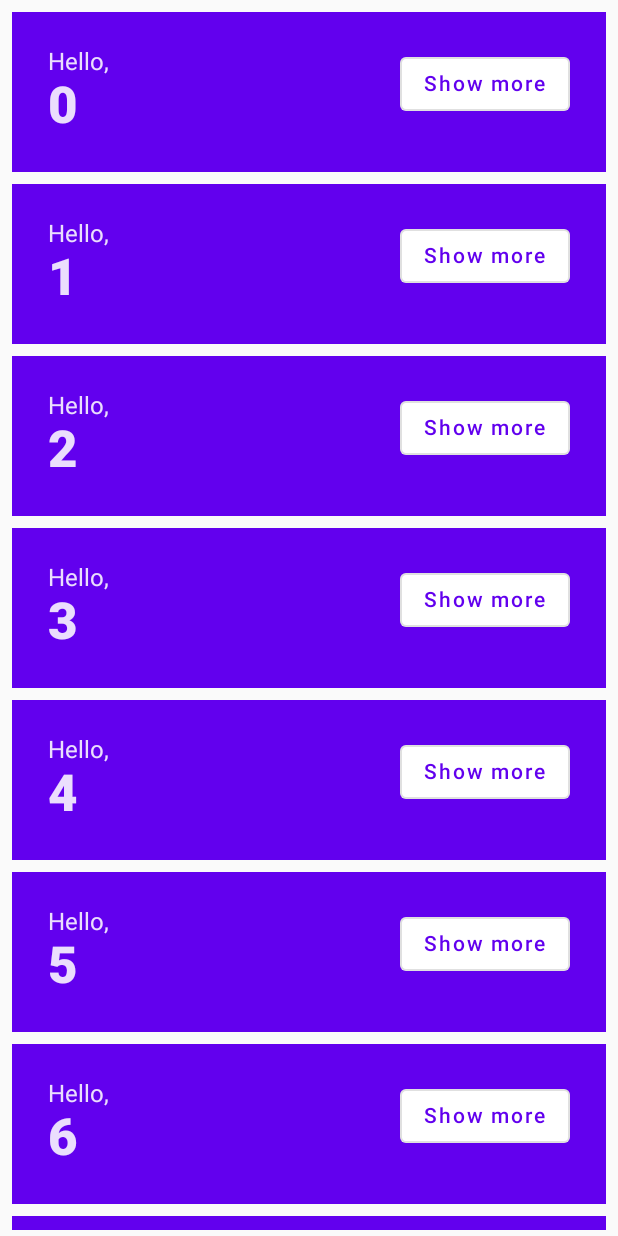
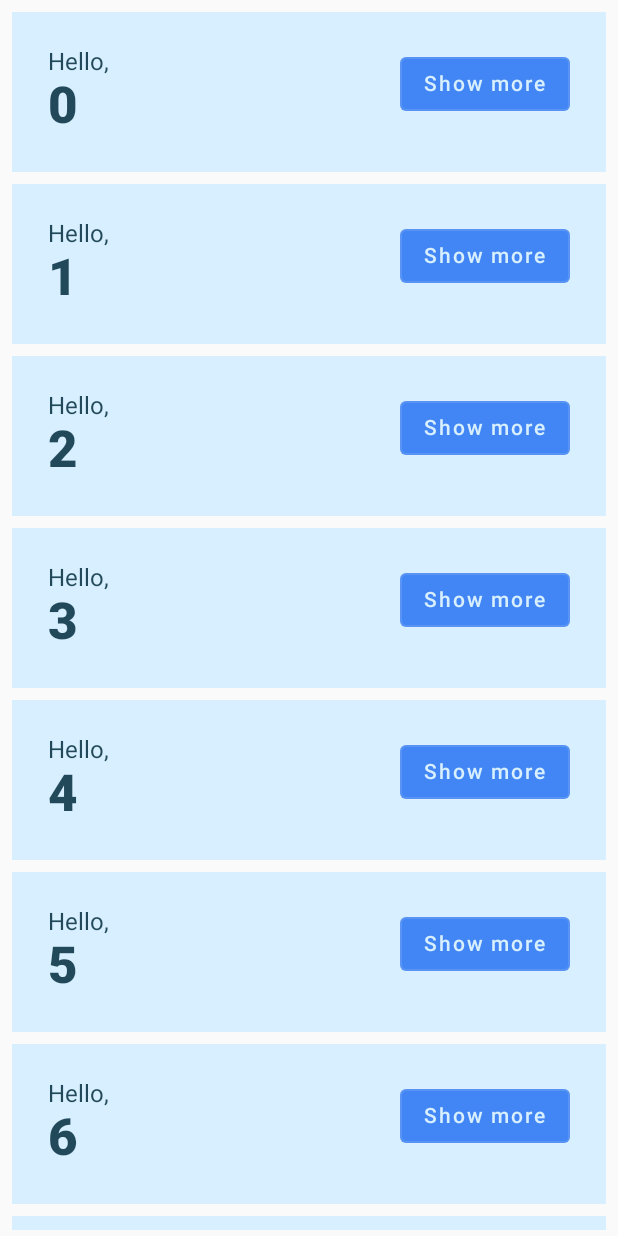
Before and after one commit to EleoXDA/JComposeBasics_KT, an Android app built with Jetpack Compose: the screen it shows after launch (MainActivity), after a tap on "Continue", on a phone screen of 412 x 824 dp. Run offline under Robolectric (Android 15) with nearby library versions, the phone set to English and light mode, and no system bars.

Commit message:
Change color styling in light/night modes

```diff
--- a/app/src/main/java/eu/eleo/jcomposebasics/MainActivity.kt
+++ b/app/src/main/java/eu/eleo/jcomposebasics/MainActivity.kt
@@ -1,5 +1,6 @@
 package eu.eleo.jcomposebasics
 
+import android.content.res.Configuration.UI_MODE_NIGHT_YES
 import android.os.Bundle
 import androidx.activity.ComponentActivity
 import androidx.activity.compose.setContent
@@ -112,7 +113,12 @@ private fun Greeting(name: String) {
     }
 }
 
-
+@Preview(
+    showBackground = true,
+    widthDp = 320,
+    uiMode = UI_MODE_NIGHT_YES,
+    name = "DefaultPreviewDark"
+)
 
 @Preview(showBackground = true)
 @Composable
--- a/app/src/main/java/eu/eleo/jcomposebasics/ui/theme/Color.kt
+++ b/app/src/main/java/eu/eleo/jcomposebasics/ui/theme/Color.kt
@@ -2,7 +2,11 @@ package eu.eleo.jcomposebasics.ui.theme
 
 import androidx.compose.ui.graphics.Color
 
-val Purple200 = Color(0xFFBB86FC)
-val Purple500 = Color(0xFF6200EE)
-val Purple700 = Color(0xFF3700B3)
-val Teal200 = Color(0xFF03DAC5)
+//val Purple200 = Color(0xFFBB86FC)
+//val Purple500 = Color(0xFF6200EE)
+//val Purple700 = Color(0xFF3700B3)
+//val Teal200 = Color(0xFF03DAC5)
+val Navy = Color(0xFF073042)
+val Blue = Color(0xFF4285F4)
+val LightBlue = Color(0xFFD7EFFE)
+val Chartreuse = Color(0xFFEFF7CF)
--- a/app/src/main/java/eu/eleo/jcomposebasics/ui/theme/Theme.kt
+++ b/app/src/main/java/eu/eleo/jcomposebasics/ui/theme/Theme.kt
@@ -5,26 +5,20 @@ import androidx.compose.material.MaterialTheme
 import androidx.compose.material.darkColors
 import androidx.compose.material.lightColors
 import androidx.compose.runtime.Composable
+import androidx.compose.ui.graphics.Color
 
 private val DarkColorPalette = darkColors(
-    primary = Purple200,
-    primaryVariant = Purple700,
-    secondary = Teal200
+    surface = Blue,
+    onSurface = Navy,
+    primary = Navy,
+    onPrimary = Chartreuse
 )
 
 private val LightColorPalette = lightColors(
-    primary = Purple500,
-    primaryVariant = Purple700,
-    secondary = Teal200
-
-    /* Other default colors to override
-    background = Color.White,
-    surface = Color.White,
-    onPrimary = Color.White,
-    onSecondary = Color.Black,
-    onBackground = Color.Black,
-    onSurface = Color.Black,
-    */
+    surface = Blue,
+    onSurface = Color.White,
+    primary = LightBlue,
+    onPrimary = Navy
 )
 
 @Composable
```
